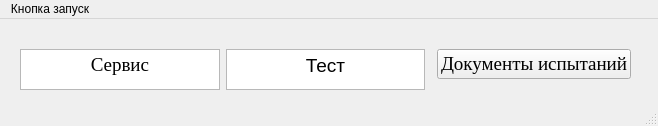
Qt form button_window  ney str/mainwindow.ui (Brom-nn/Qt4_Shell) before a commit.
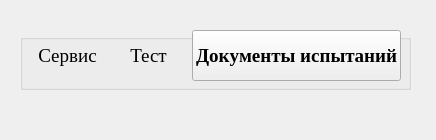
The same form after that commit.

```diff
--- a/button_window  ney str/mainwindow.ui
+++ b/button_window  ney str/mainwindow.ui
@@ -6,8 +6,8 @@
    <rect>
     <x>0</x>
     <y>0</y>
-    <width>658</width>
-    <height>126</height>
+    <width>436</width>
+    <height>140</height>
    </rect>
   </property>
   <property name="sizePolicy">
@@ -18,7 +18,7 @@
   </property>
   <property name="minimumSize">
    <size>
-    <width>300</width>
+    <width>100</width>
     <height>50</height>
    </size>
   </property>
@@ -32,19 +32,67 @@
      <height>0</height>
     </size>
    </property>
-   <widget class="QWidget" name="gridLayoutWidget">
+   <widget class="QGroupBox" name="groupBox">
     <property name="geometry">
      <rect>
       <x>20</x>
-      <y>30</y>
-      <width>611</width>
-      <height>41</height>
+      <y>20</y>
+      <width>391</width>
+      <height>70</height>
      </rect>
     </property>
-    <layout class="QGridLayout" name="gridLayout">
-     <item row="0" column="1">
-      <layout class="QFormLayout" name="formLayout">
-       <item row="0" column="1">
+    <property name="title">
+     <string> </string>
+    </property>
+    <widget class="QWidget" name="horizontalLayoutWidget">
+     <property name="geometry">
+      <rect>
+       <x>10</x>
+       <y>10</y>
+       <width>371</width>
+       <height>51</height>
+      </rect>
+     </property>
+     <layout class="QHBoxLayout" name="horizontalLayout_2">
+      <item>
+       <widget class="QLabel" name="label">
+        <property name="font">
+         <font>
+          <family>Times New Roman</family>
+          <pointsize>14</pointsize>
+         </font>
+        </property>
+        <property name="text">
+         <string>Сервис</string>
+        </property>
+        <property name="alignment">
+         <set>Qt::AlignCenter</set>
+        </property>
+        <property name="indent">
+         <number>0</number>
+        </property>
+       </widget>
+      </item>
+      <item>
+       <widget class="QLabel" name="label_3">
+        <property name="font">
+         <font>
+          <family>Times New Roman</family>
+          <pointsize>14</pointsize>
+         </font>
+        </property>
+        <property name="text">
+         <string>Тест</string>
+        </property>
+        <property name="alignment">
+         <set>Qt::AlignCenter</set>
+        </property>
+        <property name="indent">
+         <number>0</number>
+        </property>
+       </widget>
+      </item>
+      <item>
         <widget class="QPushButton" name="pushButton">
          <property name="sizePolicy">
           <sizepolicy hsizetype="Fixed" vsizetype="Minimum">
@@ -56,88 +104,47 @@
           <font>
            <family>Times New Roman</family>
            <pointsize>14</pointsize>
-          </font>
-         </property>
-         <property name="text">
-          <string>Документы испытаний</string>
-         </property>
-        </widget>
-       </item>
-      </layout>
-     </item>
-     <item row="0" column="0">
-      <layout class="QHBoxLayout" name="horizontalLayout">
-       <property name="sizeConstraint">
-        <enum>QLayout::SetNoConstraint</enum>
-       </property>
-       <item>
-        <widget class="QTextEdit" name="textEdit">
-         <property name="enabled">
-          <bool>true</bool>
-         </property>
-         <property name="sizePolicy">
-          <sizepolicy hsizetype="Minimum" vsizetype="Expanding">
-           <horstretch>0</horstretch>
-           <verstretch>0</verstretch>
-          </sizepolicy>
-         </property>
-         <property name="font">
-          <font>
-           <family>Times New Roman</family>
-           <pointsize>14</pointsize>
+          <weight>75</weight>
+          <bold>true</bold>
            <kerning>false</kerning>
           </font>
          </property>
-         <property name="html">
-          <string>&lt;!DOCTYPE HTML PUBLIC &quot;-//W3C//DTD HTML 4.0//EN&quot; &quot;http://www.w3.org/TR/REC-html40/strict.dtd&quot;&gt;
-&lt;html&gt;&lt;head&gt;&lt;meta name=&quot;qrichtext&quot; content=&quot;1&quot; /&gt;&lt;style type=&quot;text/css&quot;&gt;
-p, li { white-space: pre-wrap; }
-&lt;/style&gt;&lt;/head&gt;&lt;body style=&quot; font-family:'Times New Roman'; font-size:14pt; font-weight:400; font-style:normal;&quot;&gt;
-&lt;p align=&quot;center&quot; style=&quot; margin-top:0px; margin-bottom:0px; margin-left:0px; margin-right:0px; -qt-block-indent:0; text-indent:0px;&quot;&gt;&lt;span style=&quot; font-family:'MS Shell Dlg 2';&quot;&gt;Сервис&lt;/span&gt;&lt;/p&gt;&lt;/body&gt;&lt;/html&gt;</string>
-         </property>
-        </widget>
-       </item>
-       <item>
-        <widget class="QTextEdit" name="textEdit_2">
-         <property name="enabled">
+        <property name="toolTip">
+         <string notr="true"/>
+        </property>
+        <property name="text">
+         <string>Документы испытаний</string>
+        </property>
+        <property name="iconSize">
+         <size>
+          <width>16</width>
+          <height>10</height>
+         </size>
+        </property>
+        <property name="autoRepeat">
           <bool>true</bool>
          </property>
-         <property name="sizePolicy">
-          <sizepolicy hsizetype="Minimum" vsizetype="Expanding">
-           <horstretch>0</horstretch>
-           <verstretch>0</verstretch>
-          </sizepolicy>
-         </property>
-         <property name="html">
-          <string>&lt;!DOCTYPE HTML PUBLIC &quot;-//W3C//DTD HTML 4.0//EN&quot; &quot;http://www.w3.org/TR/REC-html40/strict.dtd&quot;&gt;
-&lt;html&gt;&lt;head&gt;&lt;meta name=&quot;qrichtext&quot; content=&quot;1&quot; /&gt;&lt;style type=&quot;text/css&quot;&gt;
-p, li { white-space: pre-wrap; }
-&lt;/style&gt;&lt;/head&gt;&lt;body style=&quot; font-family:'MS Shell Dlg 2'; font-size:8.25pt; font-weight:400; font-style:normal;&quot;&gt;
-&lt;p align=&quot;center&quot; style=&quot; margin-top:0px; margin-bottom:0px; margin-left:0px; margin-right:0px; -qt-block-indent:0; text-indent:0px;&quot;&gt;&lt;span style=&quot; font-size:14pt;&quot;&gt;Тест&lt;/span&gt;&lt;/p&gt;&lt;/body&gt;&lt;/html&gt;</string>
+        <property name="autoRepeatDelay">
+         <number>150</number>
+        </property>
+        <property name="autoRepeatInterval">
+         <number>90</number>
          </property>
         </widget>
        </item>
       </layout>
-     </item>
-    </layout>
-   </widget>
-  </widget>
-  <widget class="QStatusBar" name="statusbar"/>
+    </widget>
+   </widget>
+  </widget>
   <widget class="QMenuBar" name="menuBar">
    <property name="geometry">
     <rect>
      <x>0</x>
      <y>0</y>
-     <width>658</width>
+     <width>436</width>
      <height>21</height>
     </rect>
    </property>
-   <widget class="QMenu" name="menu">
-    <property name="title">
-     <string>Кнопка запуск</string>
-    </property>
-   </widget>
-   <addaction name="menu"/>
   </widget>
  </widget>
  <resources/>
```
Lines whose indentation alone changed are shown as unchanged.
